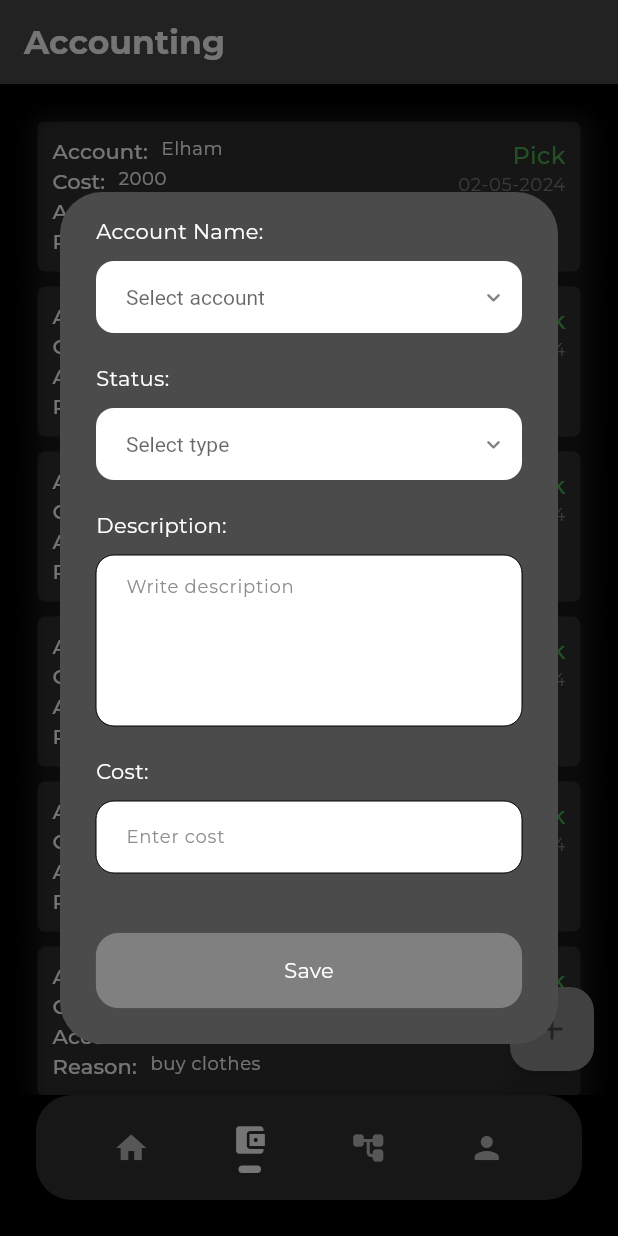
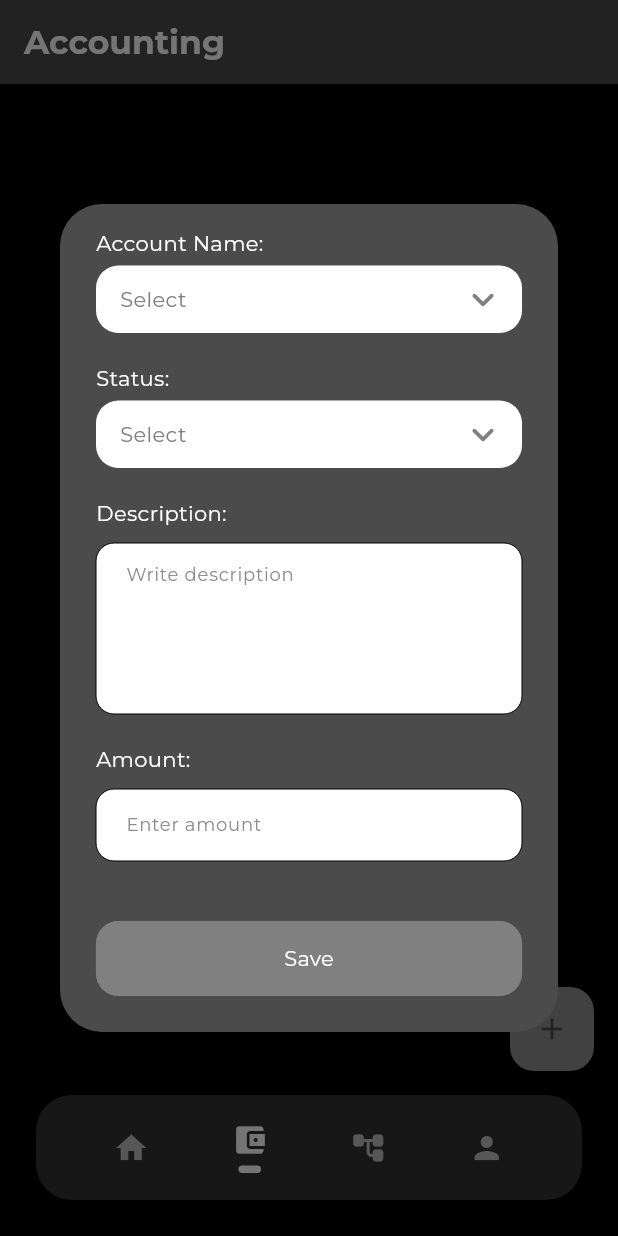
Before and after one commit to elhamChatrabnoos/spider, a Flutter app: the screen it shows after launch, item 2 of the bottom bar chosen, after a tap on the "add" icon, on a phone screen of 412 x 824 dp. Run offline on Flutter 3.47's test engine with Material 3 defaults, Android fonts, the phone set to English and light mode, and no system bars; our stand-ins replace cached_network_image, device_info_plus, dio, flutter_svg, flutter_tts, get and 6 more; accounts and stored records are empty; network calls fail.

Commit message:
set add transaction dialog and connect its api

```diff
--- a/lib/app/network/api_addresses.dart
+++ b/lib/app/network/api_addresses.dart
@@ -2,6 +2,9 @@ class ApiAddresses{
   static const String baseUrl = 'https://pannel.unique-tech.ir';
   static const String getAccounts = '/accountant/api/getallaccounts';
   static const String addAccount = '/accountant/api/addnewaccount';
+  static const String deposit = '/accountant/api/plus';
+  static const String withDraw = '/accountant/api/mines';
+  static const String getTransactions = '/accountant/api/getalltransactions';
 
   static const String login = '/account/login/';
   static const String verifyOtp = '/account/login/';
--- /dev/null
+++ b/lib/app/widgets/custom_drop_down_button.dart
@@ -0,0 +1,109 @@
+import 'package:flutter/material.dart';
+
+class CustomDropDownButton extends StatelessWidget {
+  const CustomDropDownButton({
+    this.onChanged,
+    this.selectedItem,
+    required this.targetList,
+    super.key,
+    required this.title,
+    this.validator,
+  });
+
+  final void Function(String?)? onChanged;
+  final String? selectedItem;
+  final List<String> targetList;
+  final String title;
+  final String? Function(String?)? validator;
+
+  @override
+  Widget build(BuildContext context) {
+    return Column(
+      crossAxisAlignment: CrossAxisAlignment.start,
+      children: [
+        Text(title),
+        const SizedBox(height: 5),
+        FormField<String>(
+          validator: (value) {
+            if (value == null || value.isEmpty) {
+              return 'Please select an item';
+            }
+            return null;
+          },
+          builder: (FormFieldState<String> state) {
+            return Column(
+              crossAxisAlignment: CrossAxisAlignment.start,
+              children: [
+                Container(
+                  width: MediaQuery.sizeOf(context).width,
+                  height: 45,
+                  decoration: BoxDecoration(
+                    color: Theme.of(context)
+                        .colorScheme
+                        .onPrimary,
+                    border: Border.all(
+                      color: state.hasError
+                          ? Colors.red
+                          : Theme.of(context)
+                              .colorScheme
+                              .onPrimary
+                              .withOpacity(0.1),
+                    ),
+                    borderRadius: BorderRadius.circular(15),
+                  ),
+                  child: DropdownButtonHideUnderline(
+                    child: DropdownButton<String>(
+                      dropdownColor:
+                          Theme.of(context).colorScheme.primaryContainer,
+                      menuMaxHeight: 200,
+                      padding: const EdgeInsets.only(left: 15, right: 10),
+                      borderRadius: BorderRadius.circular(12),
+                      style: Theme.of(context).textTheme.bodyMedium?.copyWith(
+                            color: Theme.of(context).colorScheme.tertiary,
+                          ),
+                      value: selectedItem,
+                      hint: Text(
+                        'Select',
+                        style: Theme.of(context).textTheme.bodyMedium?.copyWith(
+                              color: Theme.of(context).colorScheme.primary,
+                            ),
+                      ),
+                      icon: Icon(
+                        Icons.keyboard_arrow_down_rounded,
+                        color: Theme.of(context).colorScheme.primary,
+                        size: 30,
+                      ),
+                      items: targetList.map((String style) {
+                        return DropdownMenuItem<String>(
+                          value: style,
+                          child: Text(style),
+                        );
+                      }).toList(),
+                      onChanged: (value) {
+                        state.didChange(value);
+                        if (onChanged != null) {
+                          onChanged!(value);
+                        }
+                      },
+                    ),
+                  ),
+                ),
+                if (state.hasError)
+                  Padding(
+                    padding: const EdgeInsets.only(left: 15, top: 5),
+                    child: Text(
+                      state.errorText!,
+                      style: const TextStyle(
+                        color: Colors.red,
+                        fontSize: 12,
+                      ),
+                    ),
+                  ),
+              ],
+            );
+          },
+        ),
+      ],
+    );
+  }
+}
--- /dev/null
+++ b/lib/features/accounting/controllers/accounting_page_controller.dart
@@ -0,0 +1,49 @@
+import 'package:get/get.dart';
+import 'package:sockettest/app/config/app_helper.dart';
+import 'package:sockettest/app/network/request_status.dart';
+import 'package:sockettest/app/network/response_status.dart';
+import 'package:sockettest/features/accounting/models/get_transactions_response.dart';
+import 'package:sockettest/features/accounting/repository/accounting_repository.dart';
+
+class AccountingPageController extends GetxController {
+  RequestStatus getTransactionsStatus = RequestStatus();
+  final String transactionsUpdateKey = 'getTransactionsUpdateKey';
+
+  List<Transaction> transactionList = [];
+
+  Future<void> getTransactions() async {
+    getTransactionsStatus.loading();
+    update([transactionsUpdateKey]);
+
+    AccountingRepository accountingRepository = AccountingRepository();
+    final responseState = await accountingRepository.getTransactions();
+
+    if (responseState is ResponseSuccess<GetTransactionsResponse>) {
+      getTransactionsStatus.success();
+      transactionList =
+          responseState.data?.data?.transactions?.reversed.toList() ?? [];
+      update([transactionsUpdateKey]);
+    }
+    if (responseState is ResponseFailed) {
+      getTransactionsStatus.error('${responseState.error}', showMessage: false);
+      update([transactionsUpdateKey]);
+    }
+  }
+
+  @override
+  void onInit() {
+    getTransactions();
+    super.onInit();
+  }
+
+  /// add new item to list
+  void addItemToList(Transaction account) {
+    transactionList.insert(0, account);
+    update([transactionsUpdateKey]);
+  }
+
+  void addTransaction(Transaction transaction) {
+    transactionList.insert(0, transaction);
+    update([transactionsUpdateKey]);
+  }
+}
--- a/lib/features/accounting/controllers/add_edit_accounting_controller.dart
+++ /dev/null
@@ -1,31 +0,0 @@
-import 'package:flutter/cupertino.dart';
-import 'package:get/get.dart';
-
-class AddEditDialogController extends GetxController{
-
-  TextEditingController descriptionController = TextEditingController();
-  TextEditingController costController = TextEditingController();
-
-
-  /// account name
-  String? selectedAccountName;
-  final String accountNameUpdateKey = 'accountNameUpdateKey';
-
-  changeAccountName(String accountName){
-
-    selectedAccountName = accountName;
-    update([accountNameUpdateKey]);
-  }
-
-
-  /// status
-  String? selectedStatus;
-  final String selectStatusUpdateKey = 'selectStatusUpdateKey';
-
-  changeStatus(String status){
-    selectedStatus = status;
-    update([selectStatusUpdateKey]);
-  }
-
-
-}
--- /dev/null
+++ b/lib/features/accounting/models/get_transactions_response.dart
@@ -0,0 +1,125 @@
+class GetTransactionsResponse {
+  GetTransactionsResponse({
+    this.success,
+    this.data,
+    this.error,
+    this.scope,
+  });
+
+  GetTransactionsResponse.fromJson(dynamic json) {
+    success = json['success'];
+    data = json['data'] != null ? Data.fromJson(json['data']) : null;
+    error = json['error'];
+    scope = json['scope'];
+  }
+
+  bool? success;
+  Data? data;
+  String? error;
+  String? scope;
+
+  GetTransactionsResponse copyWith({
+    bool? success,
+    Data? data,
+    String? error,
+    String? scope,
+  }) =>
+      GetTransactionsResponse(
+        success: success ?? this.success,
+        data: data ?? this.data,
+        error: error ?? this.error,
+        scope: scope ?? this.scope,
+      );
+
+  Map<String, dynamic> toJson() {
+    final map = <String, dynamic>{};
+    map['success'] = success;
+    if (data != null) {
+      map['data'] = data?.toJson();
+    }
+    map['error'] = error;
+    map['scope'] = scope;
+    return map;
+  }
+}
+
+class Data {
+  Data({
+    this.transactions,
+  });
+
+  Data.fromJson(dynamic json) {
+    if (json['transactions'] != null) {
+      transactions = [];
+      json['transactions'].forEach((v) {
+        transactions?.add(Transaction.fromJson(v));
+      });
+    }
+  }
+
+  List<Transaction>? transactions;
+
+  Data copyWith({
+    List<Transaction>? transactions,
+  }) =>
+      Data(
+        transactions: transactions ?? this.transactions,
+      );
+
+  Map<String, dynamic> toJson() {
+    final map = <String, dynamic>{};
+    if (transactions != null) {
+      map['transactions'] = transactions?.map((v) => v.toJson()).toList();
+    }
+    return map;
+  }
+}
+
+class Transaction {
+  Transaction({
+    this.account,
+    this.amount,
+    this.type,
+    this.transActionCause,
+    this.time,
+  });
+
+  Transaction.fromJson(dynamic json) {
+    account = json['account'];
+    amount = json['amount'];
+    type = json['Type'];
+    transActionCause = json['transActionCause'];
+    time = json['time'];
+  }
+
+  String? account;
+  num? amount;
+  num? type;
+  String? transActionCause;
+  String? time;
+
+  Transaction copyWith({
+    String? account,
+    num? amount,
+    num? type,
+    String? transActionCause,
+    String? time,
+  }) =>
+      Transaction(
+        account: account ?? this.account,
+        amount: amount ?? this.amount,
+        type: type ?? this.type,
+        transActionCause: transActionCause ?? this.transActionCause,
+        time: time ?? this.time,
+      );
+
+  Map<String, dynamic> toJson() {
+    final map = <String, dynamic>{};
+    map['account'] = account;
+    map['amount'] = amount;
+    map['Type'] = type;
+    map['transActionCause'] = transActionCause;
+    map['time'] = time;
+    return map;
+  }
+}
--- /dev/null
+++ b/lib/features/accounting/repository/accounting_repository.dart
@@ -0,0 +1,57 @@
+import 'package:dio/dio.dart';
+import 'package:sockettest/app/config/app_helper.dart';
+import 'package:sockettest/app/network/api_addresses.dart';
+import 'package:sockettest/app/network/response_status.dart';
+import 'package:sockettest/app/network/server_response.dart';
+import 'package:sockettest/features/accounting/models/get_transactions_response.dart';
+import 'package:sockettest/features/accounts/models/get_account_response.dart';
+
+class AccountingRepository {
+  /// get all transaction
+  Future<ResponseStatus<GetTransactionsResponse>> getTransactions() async {
+    try {
+      final response =
+          await AppHelper.dioConfig.dio.get(ApiAddresses.getTransactions);
+      final GetTransactionsResponse model =
+          GetTransactionsResponse.fromJson(response.data);
+      return ResponseSuccess(model);
+    } on DioException catch (error) {
+      return ResponseFailed(AppHelper.checkException(error));
+    }
+  }
+
+  /// add account
+  Future<ResponseStatus<String>> addTransaction({
+    required Transaction transaction,
+  }) async {
+    try {
+      var response;
+      if (transaction.type == 0) {
+        response = await AppHelper.dioConfig.dio.put(
+          '${ApiAddresses.withDraw}/${transaction.account}',
+          data: {
+            "amount": transaction.amount,
+            "cause": transaction.transActionCause,
+          },
+        );
+      } else {
+        response = await AppHelper.dioConfig.dio.put(
+          '${ApiAddresses.deposit}/${transaction.account}',
+          data: {
+            "amount": transaction.amount,
+            "cause": transaction.transActionCause,
+          },
+        );
+      }
+
+      final ServerResponse model = ServerResponse.fromJson(response.data);
+      if (model.success ?? false) {
+        return ResponseSuccess('Transaction added successful.');
+      } else {
+        return ResponseFailed(model.error ?? 'Error');
+      }
+    } on DioException catch (error) {
+      return ResponseFailed(AppHelper.checkException(error));
+    }
+  }
+}
--- a/lib/features/accounting/views/pages/accounting_page.dart
+++ b/lib/features/accounting/views/pages/accounting_page.dart
@@ -1,12 +1,18 @@
 import 'package:flutter/material.dart';
+import 'package:get/get.dart';
+import 'package:get/get_state_manager/src/simple/get_state.dart';
+import 'package:sockettest/features/accounting/controllers/accounting_page_controller.dart';
 import 'package:sockettest/features/accounting/views/widgets/accounting_item.dart';
 import 'package:sockettest/features/accounting/views/widgets/add_edit_accounting_dialog.dart';
+import 'package:sockettest/features/accounts/controllers/accounts_page_controller.dart';
 
-class AccountingPage extends StatelessWidget {
+class AccountingPage extends GetView<AccountingPageController> {
   const AccountingPage({super.key});
 
   @override
   Widget build(BuildContext context) {
+    Get.lazyPut(() => AccountingPageController());
+    Get.put(AccountsPageController());
     return Scaffold(
       appBar: AppBar(
         title: Text('Accounting'),
@@ -21,12 +27,19 @@ class AccountingPage extends StatelessWidget {
           );
         },
       ),
-      body: ListView.builder(
-        padding: EdgeInsets.symmetric(horizontal: 20, vertical: 20),
-        itemCount: 10,
-        shrinkWrap: true,
-        itemBuilder: (context, index) {
-          return AccountingItem();
+      body: GetBuilder<AccountingPageController>(
+        id: controller.transactionsUpdateKey,
+        builder: (logic) {
+          return ListView.builder(
+            padding: EdgeInsets.symmetric(horizontal: 20, vertical: 20),
+            itemCount: controller.transactionList.length,
+            shrinkWrap: true,
+            itemBuilder: (context, index) {
+              return AccountingItem(
+                transaction: controller.transactionList[index],
+              );
+            },
+          );
         },
       ),
     );
--- a/lib/features/accounting/views/widgets/accounting_item.dart
+++ b/lib/features/accounting/views/widgets/accounting_item.dart
@@ -1,12 +1,16 @@
 import 'package:flutter/material.dart';
 import 'package:intl/intl.dart';
+import 'package:sockettest/features/accounting/models/get_transactions_response.dart';
 
 class AccountingItem extends StatelessWidget {
-  const AccountingItem({super.key});
+  const AccountingItem({super.key, required this.transaction});
+
+  final Transaction transaction;
 
   @override
   Widget build(BuildContext context) {
-    return Container(
+    return IntrinsicHeight(
+      child: Container(
         padding: EdgeInsets.all(10),
         margin: EdgeInsets.all(5),
         decoration: BoxDecoration(
@@ -24,33 +28,41 @@ class AccountingItem extends StatelessWidget {
         child: Row(
           crossAxisAlignment: CrossAxisAlignment.start,
           children: [
+            Icon(
+              Icons.account_balance_wallet_outlined,
+              color: Theme.of(context).colorScheme.onPrimary,
+            ),
+            SizedBox(width: 10),
             Expanded(
               flex: 3,
               child: Column(
                 crossAxisAlignment: CrossAxisAlignment.start,
                 children: [
-                _buildRow(context, 'Account', 'Elham'),
-                _buildRow(context, 'Cost', '2000'),
-                _buildRow(context, 'Account Balance',
-                    NumberFormat('#,##0', 'en_US').format(2000000).toString()),
-                _buildRow(context, 'Reason', 'buy clothes'),
+                  _buildRow(context, 'Account Name ', transaction.account),
+                  SizedBox(height: 10),
+                  _buildRow(
+                    context,
+                    'Amount',
+                    NumberFormat('#,##0', 'en_US')
+                        .format(transaction.amount)
+                        .toString(),
+                  ),
+                  SizedBox(height: 10),
+                  _buildRow(context, 'Reason', transaction.transActionCause),
                 ],
               ),
             ),
-          Expanded(
-            child: Column(
+            Column(
               crossAxisAlignment: CrossAxisAlignment.end,
-              mainAxisSize: MainAxisSize.max,
               children: [
                 Text(
-                  'Pick',
-                  style: Theme.of(context)
-                      .textTheme
-                      .titleMedium
-                      ?.copyWith(color: Colors.green),
+                  transaction.type == 1 ? 'Deposit' : 'Withdraw',
+                  style: Theme.of(context).textTheme.titleMedium?.copyWith(
+                      color: transaction.type == 1 ? Colors.green : Colors.red),
                 ),
+                Spacer(),
                 Text(
-                  '02-05-2024',
+                  transaction.time ?? '',
                   style: Theme.of(context)
                       .textTheme
                       .bodySmall
@@ -58,16 +70,16 @@ class AccountingItem extends StatelessWidget {
                 ),
               ],
             ),
+          ],
         ),
-        ],
       ),
     );
   }
 
   Widget _buildRow(BuildContext context, title, value) {
     return Row(
-      mainAxisAlignment: MainAxisAlignment.start,
-      crossAxisAlignment: CrossAxisAlignment.start,
+      mainAxisAlignment: MainAxisAlignment.center,
+      crossAxisAlignment: CrossAxisAlignment.center,
       children: [
         Text('$title: ', style: Theme.of(context).textTheme.titleSmall),
         SizedBox(width: 5),
--- a/lib/features/accounting/views/widgets/add_edit_accounting_dialog.dart
+++ b/lib/features/accounting/views/widgets/add_edit_accounting_dialog.dart
@@ -1,62 +1,69 @@
 import 'package:flutter/material.dart';
 import 'package:flutter/services.dart';
 import 'package:get/get.dart';
+import 'package:sockettest/app/config/app_helper.dart';
+import 'package:sockettest/app/network/request_status.dart';
 import 'package:sockettest/app/widgets/custom_button.dart';
-import 'package:sockettest/app/widgets/custom_drop_down.dart';
+import 'package:sockettest/app/widgets/custom_drop_down_button.dart';
 import 'package:sockettest/app/widgets/custom_text_field.dart';
-import 'package:sockettest/features/accounting/controllers/add_edit_accounting_controller.dart';
+import 'package:sockettest/features/accounting/controllers/add_edit_transaction_controller.dart';
+
+import '../../../accounts/controllers/accounts_page_controller.dart';
 
 class AddEditAccountingDialog extends StatelessWidget {
   const AddEditAccountingDialog({super.key});
 
-
   @override
   Widget build(BuildContext context) {
-    final controller = Get.put(AddEditDialogController());
+    final controller = Get.put(AddEditTransactionDialogController());
+    final accountsController = Get.find<AccountsPageController>();
 
     return AlertDialog(
       backgroundColor: Theme.of(context).colorScheme.onPrimaryContainer,
       content: SingleChildScrollView(
+        child: Form(
+          key: controller.formKey,
           child: Column(
             mainAxisSize: MainAxisSize.min,
             children: [
               Column(
                 crossAxisAlignment: CrossAxisAlignment.start,
                 children: [
-                Text('Account Name: '),
-                SizedBox(height: 10),
-                GetBuilder<AddEditDialogController>(
+                  GetBuilder<AddEditTransactionDialogController>(
                     id: controller.accountNameUpdateKey,
                     builder: (logic) {
-                      return CustomDropDownField(
-                        value: controller.selectedAccountName,
-                        targetList: ['Elham', 'Hossein'],
-                        hintText: 'Select account',
+                      return CustomDropDownButton(
+                        title: 'Account Name:',
+                        selectedItem: controller.selectedAccountName,
+                        targetList: accountsController.accountsList
+                            .map((e) => e.name ?? '')
+                            .toSet()
+                            .toList(),
                         onChanged: (p0) {
                           controller.changeAccountName(p0 ?? '');
                         },
                       );
-                    })
+                    },
+                  )
                 ],
               ),
               SizedBox(height: 20),
               Column(
                 crossAxisAlignment: CrossAxisAlignment.start,
                 children: [
-                Text('Status: '),
-                SizedBox(height: 10),
-                GetBuilder<AddEditDialogController>(
+                  GetBuilder<AddEditTransactionDialogController>(
                     id: controller.selectStatusUpdateKey,
                     builder: (logic) {
-                      return CustomDropDownField(
-                        value: controller.selectedStatus,
-                        targetList: ['Pick', 'Deposit'],
-                        hintText: 'Select type',
+                      return CustomDropDownButton(
+                        title: 'Status: ',
+                        selectedItem: controller.selectedStatus,
+                        targetList: ['Withdraw', 'Deposit'],
                         onChanged: (p0) {
                           controller.changeStatus(p0 ?? '');
                         },
                       );
-                    })
+                    },
+                  )
                 ],
               ),
               SizedBox(height: 20),
@@ -66,11 +73,14 @@ class AddEditAccountingDialog extends StatelessWidget {
                   Text('Description: '),
                   SizedBox(height: 10),
                   CustomTextField(
+                    checkValidation: (value) =>
+                        AppHelper.checkValidation(value ?? ''),
+                    controller: controller.descriptionController,
                     maxLines: 5,
                     hintText: 'Write description',
                     enableBorder: false,
                     fillColor: Theme.of(context).colorScheme.onPrimary,
-                  textColor: Theme.of(context).colorScheme.primary,
+                    textColor: Theme.of(context).colorScheme.tertiary,
                   )
                 ],
               ),
@@ -78,25 +88,45 @@ class AddEditAccountingDialog extends StatelessWidget {
               Column(
                 crossAxisAlignment: CrossAxisAlignment.start,
                 children: [
-                Text('Cost: '),
+                  Text('Amount: '),
                   SizedBox(height: 10),
                   CustomTextField(
-                  inputFormatters: [FilteringTextInputFormatter.digitsOnly],
+                    checkValidation: (value) =>
+                        AppHelper.checkValidation(value ?? ''),
+                    controller: controller.amountController,
+                    inputFormatters: [
+                      FilteringTextInputFormatter.digitsOnly,
+                      NumberInputFormatter(),
+                    ],
                     keyboardType: TextInputType.number,
-                  hintText: 'Enter cost',
+                    hintText: 'Enter amount',
                     enableBorder: false,
                     fillColor: Theme.of(context).colorScheme.onPrimary,
-                  textColor: Theme.of(context).colorScheme.primary,
+                    textColor: Theme.of(context).colorScheme.tertiary,
                   )
                 ],
               ),
               SizedBox(height: 40),
-            CustomButton(
+              GetBuilder<AddEditTransactionDialogController>(
+                id: controller.addTransactionUpdateKey,
+                builder: (logic) {
+                  return CustomButton(
+                    isLoading: controller.addTransactionStatus.status ==
+                        Status.loading,
                     text: 'Save',
                     borderRadius: 15,
                     height: 50,
+                    onPressed: () {
+                      if (controller.formKey.currentState?.validate() ??
+                          false) {
+                        controller.addNewTransaction();
+                      }
+                    },
+                  );
+                },
               )
             ],
+          ),
         ),
       ),
     );
--- a/lib/features/main/controllers/main_page_controller.dart
+++ b/lib/features/main/controllers/main_page_controller.dart
@@ -2,7 +2,7 @@ import 'package:get/get.dart';
 
 class MainPageController extends GetxController {
   // tabs
-  int currentBottomTabIndex = 2;
+  int currentBottomTabIndex = 0;
 
   void Function() onTapNavItem(int index) {
     return () {
```
Also changed, not shown: lib/app/network/server_response.dart (+1 -13 lines), lib/app/widgets/custom_drop_down.dart (+10 -2 lines), lib/features/accounting/controllers/add_edit_transaction_controller.dart (added, +75 -0 lines). Lines whose indentation alone changed are shown as unchanged.
